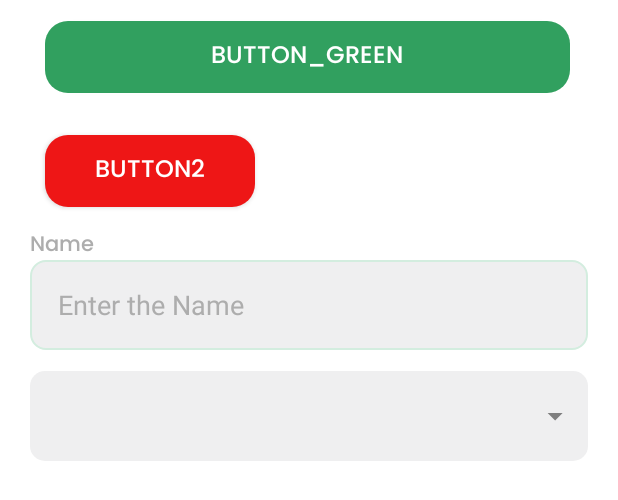
After one commit to dulakshirb/haritha, an Android app: the layout components.xml on its own in the app's theme, with its tools: preview values and no code run, on a phone screen of 412 x 824 dp. The commit adds this screen. Shown: the top 500 px of the screen. Run offline under Robolectric (Android 15) with nearby library versions, the phone set to English and light mode, and no system bars.

Commit message:
added components

```diff
--- /dev/null
+++ b/HarithaFarmer/app/src/main/res/drawable/button_green.xml
@@ -0,0 +1,5 @@
+<?xml version="1.0" encoding="utf-8"?>
+<shape xmlns:android="http://schemas.android.com/apk/res/android">
+    <corners android:radius="15dp"/>
+    <solid android:color="@color/h_dark_green"/>
+</shape>
--- /dev/null
+++ b/HarithaFarmer/app/src/main/res/drawable/button_red.xml
@@ -0,0 +1,5 @@
+<?xml version="1.0" encoding="utf-8"?>
+<shape xmlns:android="http://schemas.android.com/apk/res/android">
+    <corners android:radius="15dp"/>
+    <solid android:color="@color/h_warning_red"/>
+</shape>
--- /dev/null
+++ b/HarithaFarmer/app/src/main/res/drawable/edittext_grey.xml
@@ -0,0 +1,20 @@
+<?xml version="1.0" encoding="utf-8"?>
+<selector xmlns:android="http://schemas.android.com/apk/res/android">
+
+    <item android:state_enabled="true" android:state_focused="true">
+        <shape android:shape="rectangle">
+            <solid android:color="@color/h_lightest_gray"/>
+            <corners android:radius="10dp"/>
+            <stroke android:color="@color/h_stroke_green" android:width="1dp"/>
+        </shape>
+    </item>
+
+    <item android:state_enabled="true">
+        <shape android:shape="rectangle">
+            <solid android:color="@color/h_lightest_gray"/>
+            <corners android:radius="10dp"/>
+            <stroke android:color="@color/h_light_gray" android:width="1dp"/>
+        </shape>
+    </item>
+
+</selector>
--- /dev/null
+++ b/HarithaFarmer/app/src/main/res/drawable/spinner_grey.xml
@@ -0,0 +1,41 @@
+<?xml version="1.0" encoding="utf-8"?>
+<selector xmlns:android="http://schemas.android.com/apk/res/android">
+<item android:state_focused="true">
+    <layer-list>
+        <item >
+            <shape android:shape="rectangle">
+                <solid android:color="@color/h_lightest_gray"/>
+                    <corners android:radius="10dp"/>
+                <stroke android:color="@color/h_stroke_green"/>
+                <padding android:right="10dp"/>
+
+            </shape>
+        </item>
+        <item>
+            <bitmap android:src="@drawable/ic_down"
+           android:gravity="center|end"/>
+        </item>
+    </layer-list>
+</item>
+
+    <item >
+        <layer-list>
+            <item >
+                <shape android:shape="rectangle">
+                    <solid android:color="@color/h_lightest_gray"/>
+                    <corners android:radius="10dp"/>
+                    <stroke android:color="@color/h_light_gray"/>
+                    <padding android:right="10dp"/>
+
+                </shape>
+            </item>
+            <item>
+                <bitmap android:src="@drawable/ic_down"
+                    android:gravity="center|end"/>
+            </item>
+        </layer-list>
+    </item>
+
+
+
+</selector>
--- /dev/null
+++ b/HarithaFarmer/app/src/main/res/layout/components.xml
@@ -0,0 +1,83 @@
+<?xml version="1.0" encoding="utf-8"?>
+<LinearLayout xmlns:android="http://schemas.android.com/apk/res/android"
+    xmlns:tools="http://schemas.android.com/tools"
+    android:layout_width="match_parent"
+    android:orientation="vertical"
+    android:background="@color/white"
+    android:layout_height="match_parent">
+
+    <androidx.appcompat.widget.AppCompatButton
+        android:id="@+id/btn_green"
+        android:layout_width="350dp"
+        android:layout_height="48dp"
+        android:layout_marginLeft="30dp"
+        android:layout_marginTop="14dp"
+        android:layout_marginRight="30dp"
+        android:layout_marginBottom="14dp"
+        android:background="@drawable/button_green"
+        android:fontFamily="@font/poppins_medium"
+        android:text="@string/button1"
+        android:textColor="@color/white"
+        android:textSize="16sp"
+
+        tools:ignore="DuplicateSpeakableTextCheck" />
+
+    <androidx.appcompat.widget.AppCompatButton
+        android:id="@+id/button2"
+        android:layout_width="140dp"
+        android:layout_height="48dp"
+        android:layout_marginLeft="30dp"
+        android:layout_marginTop="14dp"
+        android:layout_marginBottom="14dp"
+        android:background="@drawable/button_red"
+        android:fontFamily="@font/poppins_medium"
+        android:text="Button2"
+        android:textColor="@color/white"
+        android:textSize="16sp"
+         />
+
+    <TextView
+        android:id="@+id/textView"
+        android:layout_width="match_parent"
+        android:layout_height="21dp"
+        android:layout_marginLeft="20dp"
+        android:layout_marginRight="20dp"
+        android:layout_marginBottom="0dp"
+        android:text="Name"
+        android:textSize="14sp"
+
+        android:textColor="@color/h_light_gray"
+        android:fontFamily="@font/poppins_medium"/>
+
+    <EditText
+        android:id="@+id/editText"
+        android:layout_width="match_parent"
+        android:layout_height="60dp"
+        android:ems="10"
+        android:layout_marginLeft="20dp"
+        android:layout_marginRight="20dp"
+        android:layout_marginBottom="14dp"
+        android:layout_marginTop="0dp"
+        android:drawablePadding="14dp"
+        android:inputType="text"
+        android:background="@drawable/edittext_grey"
+        android:textColor="@color/black"
+        android:hint="    Enter the Name"
+        android:textColorHint="@color/h_light_gray"/>
+
+    <Spinner
+        android:id="@+id/spinner"
+        android:layout_width="match_parent"
+        android:layout_height="60dp"
+        android:layout_marginLeft="20dp"
+        android:layout_marginTop="0dp"
+        android:layout_marginRight="20dp"
+        android:layout_marginBottom="14dp"
+        android:drawablePadding="14dp"
+        android:background="@drawable/spinner_grey"
+        android:textColor="@color/black"
+
+        />
+
+
+</LinearLayout>
--- a/HarithaFarmer/app/src/main/res/values/colors.xml
+++ b/HarithaFarmer/app/src/main/res/values/colors.xml
@@ -10,9 +10,11 @@
 <!--    Custom Colors-->
     <color name="h_gray">#6C6C6C</color>
     <color name="h_light_gray">#ADADAD</color>
+    <color name="h_lightest_gray">#EFEFF0</color>
     <color name="h_dark_green">#31A05F</color>
     <color name="h_gradient_dark_green">#22A45D</color>
     <color name="h_gradient_light_green">#87DC69</color>
+    <color name="h_stroke_green">#D3EDDF</color>
     <color name="h_orange">#EF9920</color>
     <color name="h_red">#C8372D</color>
     <color name="h_blue">#2264D1</color>
--- a/HarithaFarmer/app/src/main/res/values/strings.xml
+++ b/HarithaFarmer/app/src/main/res/values/strings.xml
@@ -1,3 +1,4 @@
 <resources>
     <string name="app_name">Haritha-Farmer</string>
+    <string name="button1">Button_Green</string>
 </resources>
```
Also changed, not shown: HarithaFarmer/app/src/main/res/drawable-hdpi/ic_down.png (added), HarithaFarmer/app/src/main/res/drawable-mdpi/ic_down.png (added), HarithaFarmer/app/src/main/res/drawable-xhdpi/ic_down.png (added), HarithaFarmer/app/src/main/res/drawable-xxhdpi/ic_down.png (added).
